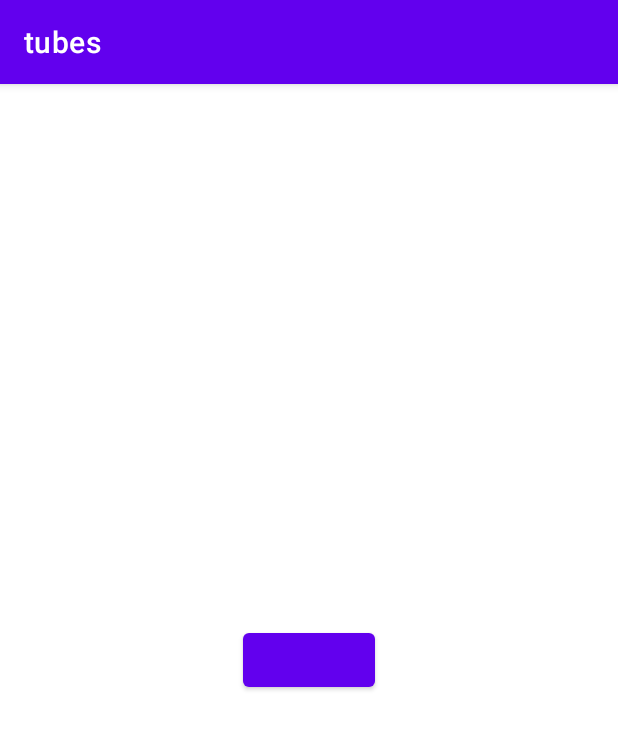
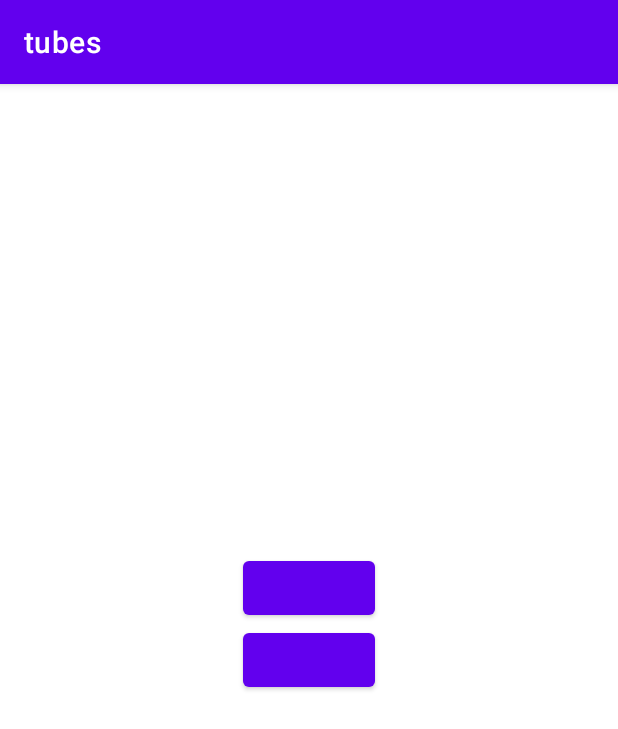
Before and after one commit to NadiraAdiva257/tubesPAB, an Android app: the History screen opened directly, with no data from a screen before it, on a phone screen of 412 x 824 dp. Shown: the top 729 px of the screen. Run offline under Robolectric (Android 15) with nearby library versions, the phone set to English and light mode, and no system bars.

Commit message:
add new button

```diff
--- a/app/src/main/res/layout/activity_history.xml
+++ b/app/src/main/res/layout/activity_history.xml
@@ -7,6 +7,7 @@
     tools:context=".History">
 
     <Button
+        android:id="@+id/Button1"
         app:layout_constraintTop_toTopOf="parent"
         app:layout_constraintEnd_toEndOf="parent"
         app:layout_constraintStart_toStartOf="parent"
@@ -14,4 +15,11 @@
         android:layout_width="wrap_content"
         android:layout_height="wrap_content"/>
 
+    <Button
+        android:layout_width="wrap_content"
+        android:layout_height="wrap_content"
+        app:layout_constraintStart_toStartOf="parent"
+        app:layout_constraintEnd_toEndOf="parent"
+        app:layout_constraintBottom_toTopOf="@id/Button1"/>
+
 </androidx.constraintlayout.widget.ConstraintLayout>
```
